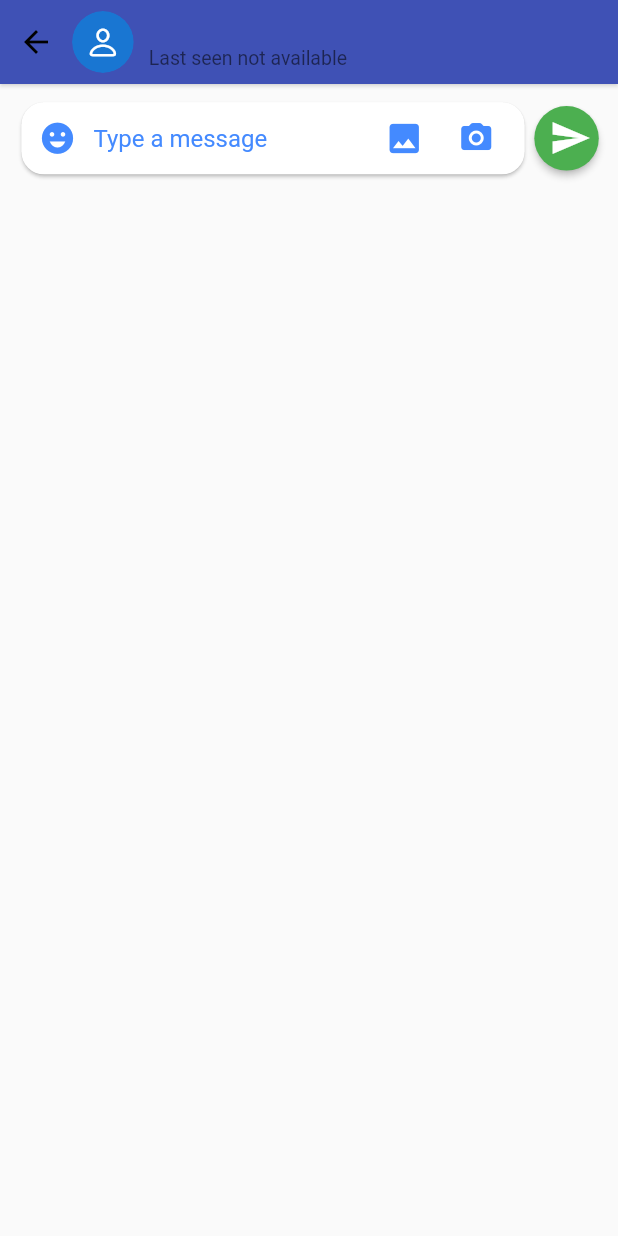
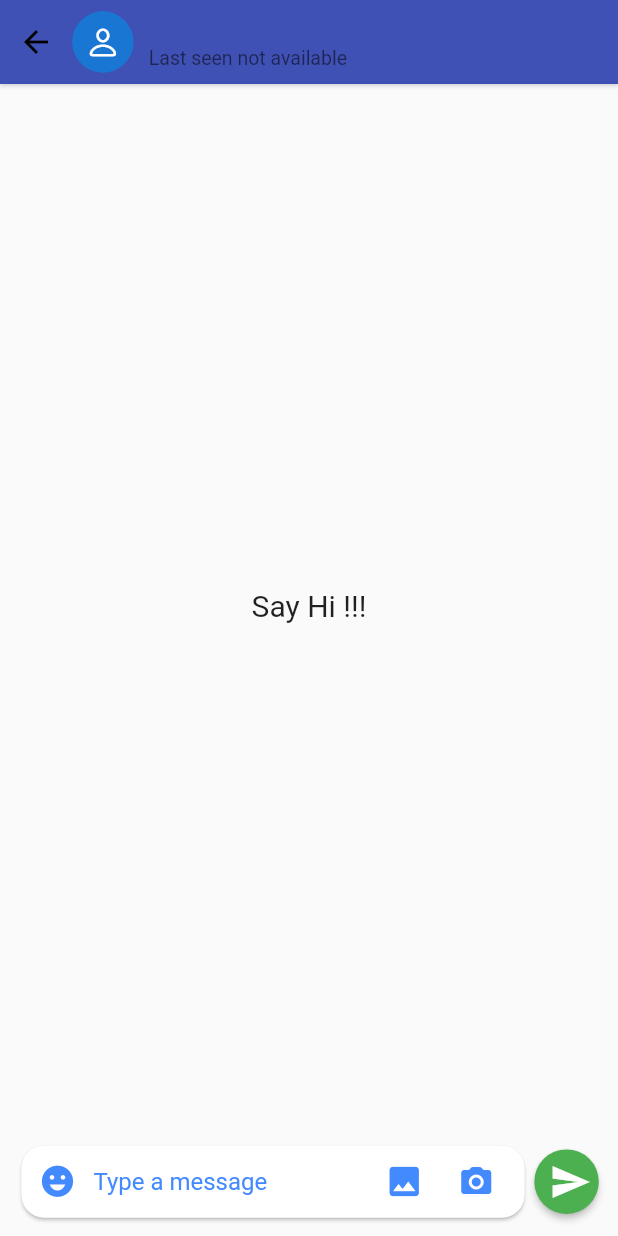
Before and after one commit to valeroy51/chitchat, a Flutter app: the chatScreen screen opened directly with empty values, on a phone screen of 412 x 824 dp. Run offline on Flutter 3.47's test engine with Material 2 defaults, Android fonts, the phone set to English and light mode, and no system bars; drawn by our look-alikes of cached_network_image; our stand-ins replace cloud_firestore, firebase_auth, firebase_core, firebase_storage, google_sign_in, image_picker; accounts and stored records are empty; network calls fail.

Commit message:
Menambahkan design untuk halaman chat

```diff
--- a/lib/screen/chatscreen.dart
+++ b/lib/screen/chatscreen.dart
@@ -1,4 +1,5 @@
 import 'package:cached_network_image/cached_network_image.dart';
+import 'package:chitchat/api/api.dart';
 import 'package:chitchat/main.dart';
 import 'package:chitchat/models/chat_user.dart';
 import 'package:flutter/cupertino.dart';
@@ -24,7 +25,47 @@ class _chatScreenState extends State<chatScreen> {
         ),
 
         body: Column(
-          children: [_chatInput()],
+          children: [
+            Expanded(
+              child: StreamBuilder(
+              stream: apis.getAllUser(),
+              builder: (context, snapshot) {
+                switch (snapshot.connectionState) {
+                  case ConnectionState.waiting:
+                  case ConnectionState.none:
+                    return const Center(child: CircularProgressIndicator());
+
+                  case ConnectionState.active:
+                  case ConnectionState.done:
+                    // final data = snapshot.data?.docs;
+                    // _list =
+                    //     data?.map((e) => ChatUser.fromJson(e.data())).toList() ??
+                    //         [];
+
+                    final _list = [];
+
+                    if (_list.isNotEmpty) {
+                      return ListView.builder(
+                          itemCount:
+                              _list.length,
+                          // padding: EdgeInsets.only(top: mq.height * .01),
+                          physics: const BouncingScrollPhysics(),
+                          itemBuilder: (context, index) {
+                            return Text('Name : ${_list[index]}');
+                          });
+                    } else {
+                      return const Center(
+                          child: Text(
+                        'Say Hi !!!',
+                        style: TextStyle(fontSize: 20),
+                      ));
+                    }
+                }
+              },
+                      ),
+            ),
+
+            _chatInput()],
         ),
       ),
     );
--- /dev/null
+++ b/lib/widget/message_card.dart
@@ -0,0 +1,15 @@
+import 'package:flutter/material.dart';
+
+class MessageCard extends StatefulWidget {
+  const MessageCard({super.key});
+
+  @override
+  State<MessageCard> createState() => _MessageCardState();
+}
+
+class _MessageCardState extends State<MessageCard> {
+  @override
+  Widget build(BuildContext context) {
+    return const Placeholder();
+  }
+}
```
